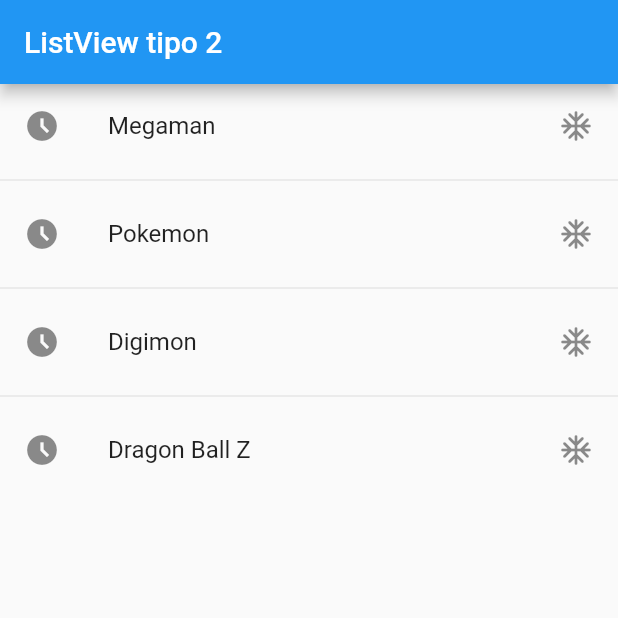
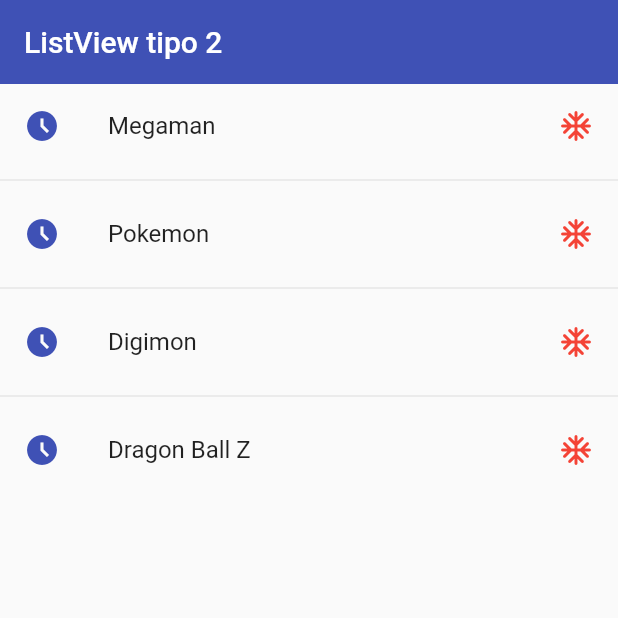
Before and after one commit to eivanphils/flutter-components, a Flutter app: the screen it shows after launch, on a phone screen of 412 x 824 dp, the top half of it. Run offline on Flutter 3.47's test engine with Material 2 defaults, Android fonts, the phone set to English and light mode, and no system bars.

Commit message:
Modificado estilos de la pantalla

```diff
--- a/lib/screens/listview2_screen.dart
+++ b/lib/screens/listview2_screen.dart
@@ -10,14 +10,17 @@ class ListView2Screen extends StatelessWidget {
     return Scaffold(
         appBar: AppBar(
           title: const Text('ListView tipo 2'),
+          elevation: 0,
+          backgroundColor: Colors.indigo,
         ),
         body: ListView.separated(
             itemCount: options.length,
             itemBuilder: (context, index) {
               return ListTile(
-                leading: const Icon(Icons.access_time_filled),
+                leading: const Icon(Icons.access_time_filled, color: Colors.indigo),
                 title: Text(options[index]),
-                trailing: const Icon(Icons.ac_unit_rounded),
+                trailing: const Icon(Icons.ac_unit_rounded, color: Colors.red),
+                onTap: () => print('tab $index'),
               );
             },
             separatorBuilder: (_, __) => const Divider()));
```
